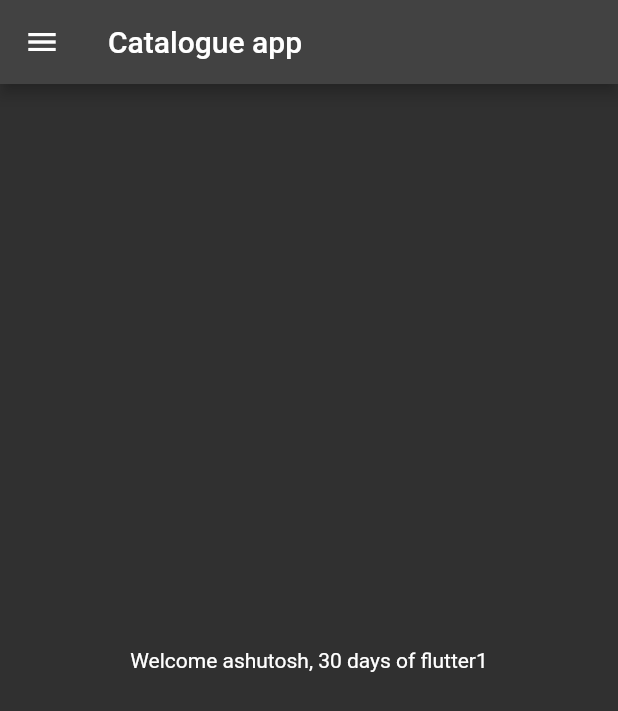
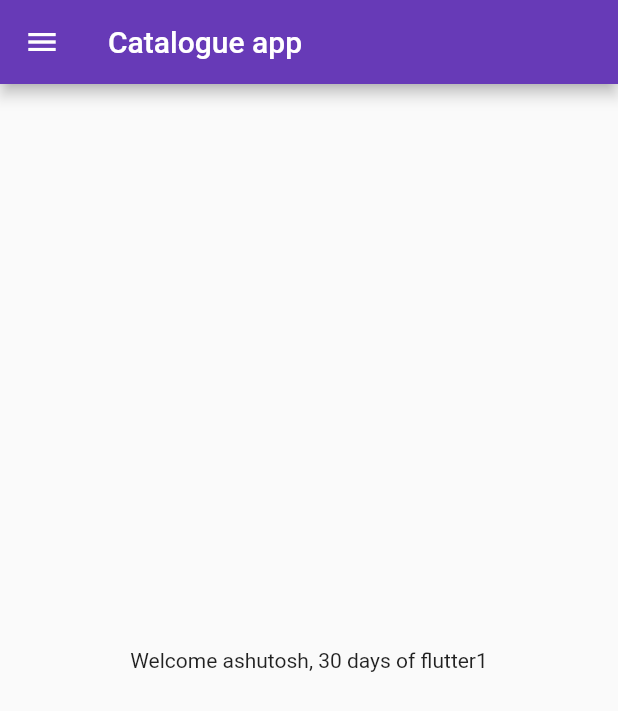
Before and after one commit to ashutosh2205x/flutter, a Flutter app: the screen it shows after launch, on a phone screen of 412 x 824 dp. Shown: the top 711 px of the screen. Run offline on Flutter 3.47's test engine with Material 2 defaults, Android fonts, the phone set to English and light mode, and no system bars.

Commit message:
color lib auto theming

```diff
--- a/lib/main.dart
+++ b/lib/main.dart
@@ -14,9 +14,9 @@ class myApp extends StatelessWidget {
   @override
   Widget build(BuildContext context) {
     return MaterialApp(
-      home: HomePage(),
-      themeMode: ThemeMode.dark,
-      darkTheme: ThemeData(brightness: Brightness.dark),
-    );
+        home: HomePage(),
+        themeMode: ThemeMode.light, //TRIGGER
+        darkTheme: ThemeData(brightness: Brightness.dark),
+        theme: ThemeData(primarySwatch: Colors.deepPurple));
   }
 }
```
